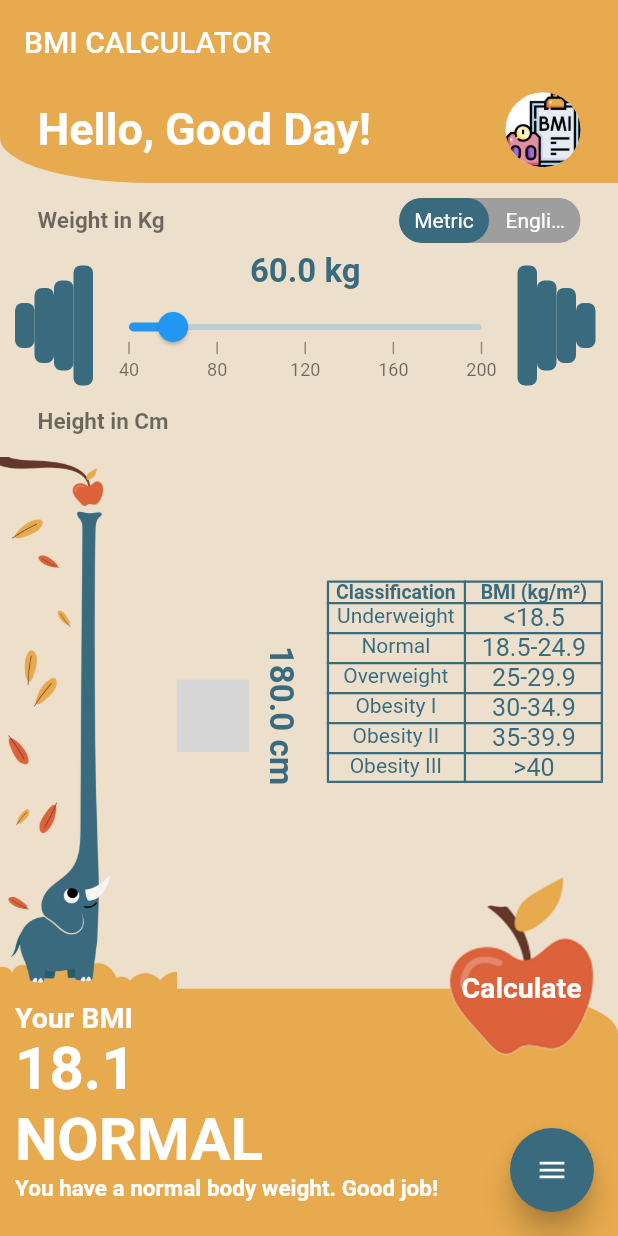
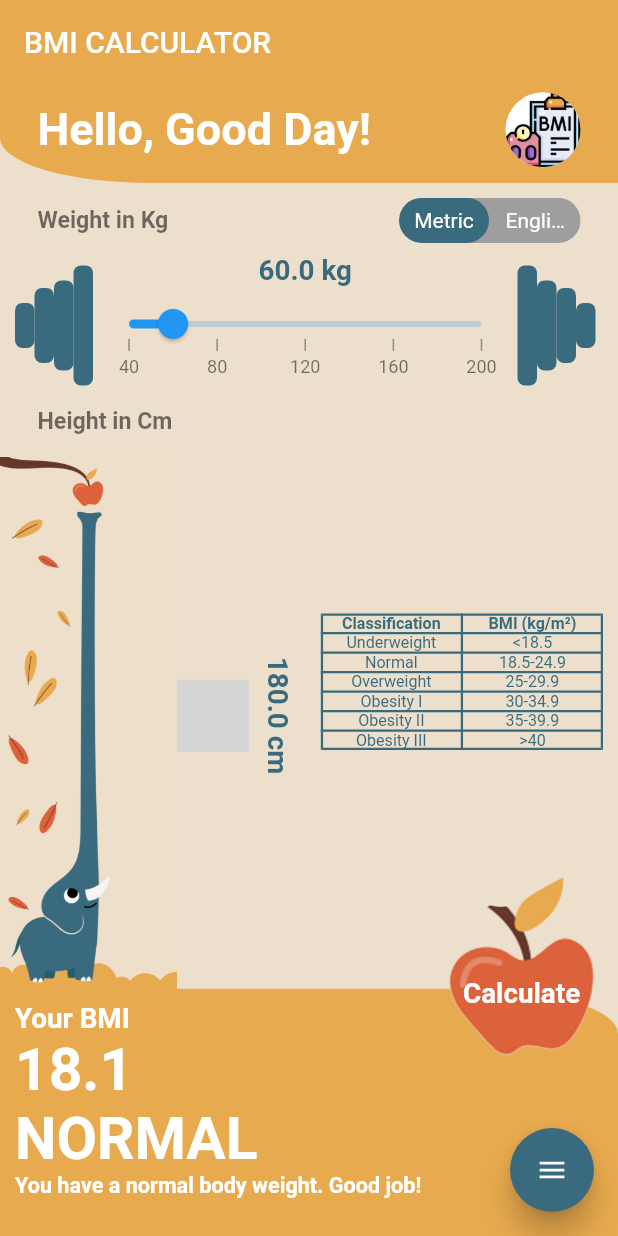
Before and after one commit to ktheryn/lazybmi, a Flutter app: the screen it shows after launch, on a phone screen of 412 x 824 dp. Run offline on Flutter 3.47's test engine with Material 2 defaults, Android fonts, the phone set to English and light mode, and no system bars; drawn by our look-alikes of flutter_speed_dial, syncfusion_flutter_sliders, toggle_switch; our stand-ins replace rflutter_alert, shared_preferences; missing offline and left inert: syncfusion_flutter_core; grey boxes are pictures that could not be loaded.

Commit message:
Font size fixed

```diff
--- a/lib/home_screen_v2.dart
+++ b/lib/home_screen_v2.dart
@@ -141,7 +141,7 @@ class _BMIScreenV2State extends State<BMIScreenV2> {
                     style: Theme.of(context)
                         .textTheme
                         .headline4!
-                        .copyWith(fontWeight: FontWeight.bold, fontSize: 15),
+                        .copyWith(fontWeight: FontWeight.bold, fontSize: (MediaQuery.of(context).size.width)*0.0375),
                   ),
                 ),
                 const Spacer(),
@@ -195,8 +195,8 @@ class _BMIScreenV2State extends State<BMIScreenV2> {
                       Container(
                         child: Text(
                           _weight.toStringAsFixed(1) + ' kg',
-                          style: const TextStyle(
-                              fontSize: 22.0,
+                          style: TextStyle(
+                              fontSize: (MediaQuery.of(context).size.width)*0.045,
                               color: kPrimaryBmiSlider,
                               fontWeight: FontWeight.bold),
                         ),
@@ -251,7 +251,7 @@ class _BMIScreenV2State extends State<BMIScreenV2> {
                 style: Theme.of(context)
                     .textTheme
                     .headline4!
-                    .copyWith(fontWeight: FontWeight.bold, fontSize: 15),
+                    .copyWith(fontWeight: FontWeight.bold, fontSize: (MediaQuery.of(context).size.width)*0.0375),
               ),
             ),
           ),
@@ -286,8 +286,8 @@ class _BMIScreenV2State extends State<BMIScreenV2> {
                       quarterTurns: 1,
                       child: Text(
                         _height.toStringAsFixed(1) + ' cm',
-                        style: const TextStyle(
-                            fontSize: 22.0,
+                        style: TextStyle(
+                            fontSize: (MediaQuery.of(context).size.width)*0.045,
                             color: kPrimaryBmiSlider,
                             fontWeight: FontWeight.bold),
                       ),
@@ -301,36 +301,36 @@ class _BMIScreenV2State extends State<BMIScreenV2> {
                     padding:  kpaddingstyle4,
                     child: Table(
                       border: TableBorder.all(style: BorderStyle.solid, color: kPrimaryBmiSlider, width: 1.5),
-                      children: const [
+                      children: [
                         TableRow(children: [
                           Text(
-                            'Classification', style: TextStyle(color: Color(0xFF396a7e), fontSize: 13, fontWeight: FontWeight.bold,), textAlign: TextAlign.center,
+                            'Classification', style: TextStyle(color: Color(0xFF396a7e), fontSize: (MediaQuery.of(context).size.width)*0.026, fontWeight: FontWeight.bold,), textAlign: TextAlign.center,
                           ),
-                          Text('BMI (kg/m\u00B2)', style: TextStyle(color: Color(0xFF396a7e), fontSize: 13, fontWeight: FontWeight.bold,), textAlign: TextAlign.center,),
+                          Text('BMI (kg/m\u00B2)', style: TextStyle(color: Color(0xFF396a7e), fontSize: (MediaQuery.of(context).size.width)*0.026, fontWeight: FontWeight.bold,), textAlign: TextAlign.center,),
                         ]),
                         TableRow(children: [
-                          Text('Underweight', style: TextStyle(color: Color(0xFF396a7e), fontSize: 14), textAlign: TextAlign.center,),
-                          Text('<18.5', style: kltablelabelstyle2, textAlign: TextAlign.center,),
+                          Text('Underweight', style: TextStyle(color: Color(0xFF396a7e), fontSize: (MediaQuery.of(context).size.width)*0.026), textAlign: TextAlign.center,),
+                          Text('<18.5', style: TextStyle(color: Color(0xFF396a7e), fontSize: (MediaQuery.of(context).size.width)*0.026), textAlign: TextAlign.center,),
                         ]),
                         TableRow(children: [
-                          Text('Normal', style: TextStyle(color: Color(0xFF396a7e), fontSize: 14), textAlign: TextAlign.center,),
-                          Text('18.5-24.9', style: kltablelabelstyle2, textAlign: TextAlign.center,),
+                          Text('Normal', style: TextStyle(color: Color(0xFF396a7e), fontSize: (MediaQuery.of(context).size.width)*0.026), textAlign: TextAlign.center,),
+                          Text('18.5-24.9', style: TextStyle(color: Color(0xFF396a7e), fontSize: (MediaQuery.of(context).size.width)*0.026), textAlign: TextAlign.center,),
                         ]),
                         TableRow(children: [
-                          Text('Overweight', style: TextStyle(color: Color(0xFF396a7e), fontSize: 14), textAlign: TextAlign.center,),
-                          Text('25-29.9', style: kltablelabelstyle2, textAlign: TextAlign.center,),
+                          Text('Overweight', style: TextStyle(color: Color(0xFF396a7e), fontSize: (MediaQuery.of(context).size.width)*0.026), textAlign: TextAlign.center,),
+                          Text('25-29.9', style: TextStyle(color: Color(0xFF396a7e), fontSize: (MediaQuery.of(context).size.width)*0.026), textAlign: TextAlign.center,),
                         ]),
                         TableRow(children: [
-                          Text('Obesity I', style: TextStyle(color: Color(0xFF396a7e), fontSize: 14), textAlign: TextAlign.center,),
-                          Text('30-34.9', style: kltablelabelstyle2, textAlign: TextAlign.center,),
+                          Text('Obesity I', style: TextStyle(color: Color(0xFF396a7e), fontSize: (MediaQuery.of(context).size.width)*0.026), textAlign: TextAlign.center,),
+                          Text('30-34.9', style: TextStyle(color: Color(0xFF396a7e), fontSize: (MediaQuery.of(context).size.width)*0.026), textAlign: TextAlign.center,),
                         ]),
                         TableRow(children: [
-                          Text('Obesity II', style: TextStyle(color: Color(0xFF396a7e), fontSize: 14), textAlign: TextAlign.center,),
-                          Text('35-39.9', style: kltablelabelstyle2, textAlign: TextAlign.center,),
+                          Text('Obesity II', style: TextStyle(color: Color(0xFF396a7e), fontSize: (MediaQuery.of(context).size.width)*0.026), textAlign: TextAlign.center,),
+                          Text('35-39.9', style: TextStyle(color: Color(0xFF396a7e), fontSize: (MediaQuery.of(context).size.width)*0.026), textAlign: TextAlign.center,),
                         ]),
                         TableRow(children: [
-                          Text('Obesity III', style: TextStyle(color: Color(0xFF396a7e), fontSize: 14), textAlign: TextAlign.center,),
-                          Text('>40', style: kltablelabelstyle2, textAlign: TextAlign.center,),
+                          Text('Obesity III', style: TextStyle(color: Color(0xFF396a7e), fontSize: (MediaQuery.of(context).size.width)*0.026), textAlign: TextAlign.center,),
+                          Text('>40', style: TextStyle(color: Color(0xFF396a7e), fontSize: (MediaQuery.of(context).size.width)*0.026), textAlign: TextAlign.center,),
                         ]),
                       ],
                     ),
@@ -386,16 +386,16 @@ class _BMIScreenV2State extends State<BMIScreenV2> {
                           Image.asset('images/applen.png'),
                           Column(
                             mainAxisAlignment: MainAxisAlignment.end,
-                            children: const [
+                            children: [
                               Center(
                                   child: Text(
                                     "Calculate",
                                     style: TextStyle(
-                                        fontSize: 19,
+                                        fontSize: (MediaQuery.of(context).size.width)*0.045,
                                         fontWeight: FontWeight.bold,
                                         color: Colors.white),
                                   )),
-                              SizedBox(height: 50.0,),
+                              SizedBox(height: (MediaQuery.of(context).size.height)*0.055,),
                             ],
                           ),
                         ],
@@ -427,30 +427,33 @@ class _BMIScreenV2State extends State<BMIScreenV2> {
                   children: [
                     Container(
                       alignment: Alignment.topLeft,
-                      child: const Text(
+                      child: Text(
                         'Your BMI',
                         style: TextStyle(
-                            fontSize: 19,
+                            fontSize: (MediaQuery.of(context).size.width)*0.045,
                             fontWeight: FontWeight.bold,
                             color: Colors.white),
                       ),
                     ),
                     Container(
                       alignment: Alignment.topLeft,
-                      child: Text(BMIscore, style: klbottomlabelstyle2),
+                      child: Text(BMIscore, style: TextStyle(color: Colors.white, fontSize: (MediaQuery.of(context).size.width)*0.095, fontWeight: FontWeight.bold)),
                     ),
                     Container(
                       alignment: Alignment.topLeft,
-                      child: Text('$BMIresults ', style: klbottomlabelstyle2),
+                      child: Text('$BMIresults ', style:  TextStyle(color: Colors.white, fontSize: (MediaQuery.of(context).size.width)*0.095, fontWeight: FontWeight.bold)),
                     ),
-                    Container(
-                      alignment: Alignment.topLeft,
-                      child: Text(
-                        BMIText,
-                        style: const TextStyle(
-                            fontSize: 15,
-                            fontWeight: FontWeight.bold,
-                            color: Colors.white),
+                    Padding(
+                      padding: EdgeInsets.only(right: (MediaQuery.of(context).size.width)*0.095),
+                      child: Container(
+                        alignment: Alignment.topLeft,
+                        child: Text(
+                          BMIText,
+                          style: TextStyle(
+                              fontSize: (MediaQuery.of(context).size.width)*0.035,
+                              fontWeight: FontWeight.bold,
+                              color: Colors.white),
+                        ),
                       ),
                     ),
                   ],
```
